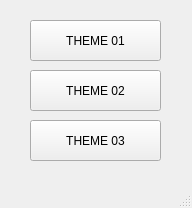
Above: frontend/SpaceZilla_ver0/Theme_ver0.ui from Cal-State-LA-Capstone/SpaceZilla-DTN-OVER-CFDP before the change. Below: the same form after it.
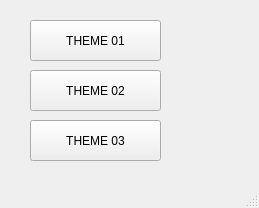
That is the form after the change.

Commit message: Original renaming didn't seem to go through so trying again and also renamed popup window object names to be easier to work with later down the line

Patch:
```diff
--- a/frontend/SpaceZilla_ver0/Theme_ver0.ui
+++ b/frontend/SpaceZilla_ver0/Theme_ver0.ui
@@ -6,7 +6,7 @@
    <rect>
     <x>0</x>
     <y>0</y>
-    <width>192</width>
+    <width>259</width>
     <height>208</height>
    </rect>
   </property>
```
Left out of the diff: 14 changed lines with no effect on the pictures. The commit also changes 7 other files.
